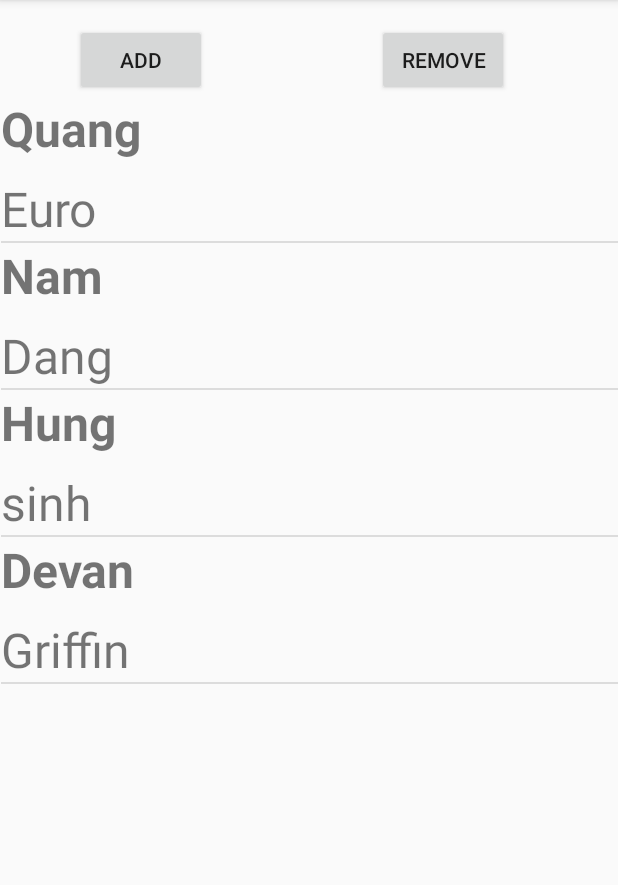
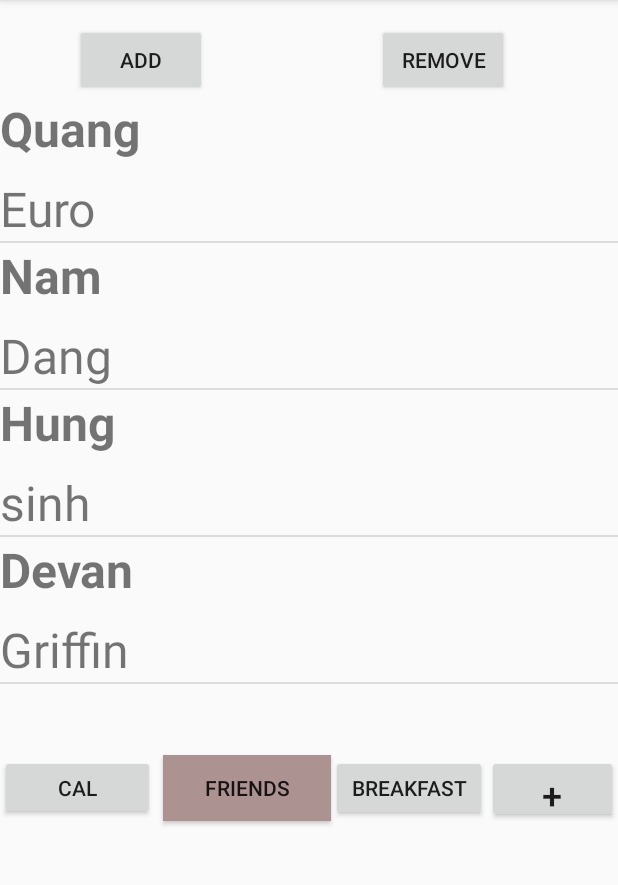
Before and after one commit to Quanglt12/EleCentLife-, an Android app: the FriendListActivity screen opened directly, with no data from a screen before it, on a phone screen of 412 x 824 dp, the part 84-969 px from its top. Run offline under Robolectric (Android 15) with nearby library versions, the phone set to English and light mode, and no system bars.

Commit message:
change friendlist, and main window

```diff
--- a/app/src/main/java/com/example/elecentlife/FriendListActivity.java
+++ b/app/src/main/java/com/example/elecentlife/FriendListActivity.java
@@ -4,6 +4,7 @@ package com.example.elecentlife;
 import androidx.appcompat.app.AppCompatActivity;
 
 import android.app.Dialog;
+import android.content.Intent;
 import android.os.Bundle;
 import android.view.View;
 import android.widget.AdapterView;
@@ -20,6 +21,7 @@ public class FriendListActivity extends AppCompatActivity {
     ListView lvfriend;
     ArrayList<friend> arrayfriend;
     FriendListAdapter adapter;
+    Button calbtn;
     Button btnadd,btndetele;
     String userid;
     String usernickname;
@@ -31,6 +33,15 @@ public class FriendListActivity extends AppCompatActivity {
         setContentView(R.layout.activity_friend_list);
 
         decalare();
+        //set button go back to calendar
+
+        calbtn.setOnClickListener(new View.OnClickListener() {
+            @Override
+            public void onClick(View view) {
+                Intent startIntent = new Intent(getApplicationContext(), MainActivity.class);
+                startActivity(startIntent);
+            }
+        });
 
         adapter = new FriendListAdapter(FriendListActivity.this, R.layout.friend_list, arrayfriend);
         lvfriend.setAdapter(adapter);
@@ -101,6 +112,7 @@ public class FriendListActivity extends AppCompatActivity {
         lvfriend = (ListView) findViewById(R.id.ListViewFriend);
         arrayfriend = new ArrayList<>();
 
+        calbtn = (Button) findViewById(R.id.calbutton);
         btnadd = (Button) findViewById(R.id.addfriendbutton);
         btndetele = (Button) findViewById(R.id.removefriendbutton);
         arrayfriend.add(new friend("Quang", "Euro"));
--- a/app/src/main/res/layout/activity_friend_list.xml
+++ b/app/src/main/res/layout/activity_friend_list.xml
@@ -8,8 +8,8 @@
 
     <ListView
         android:id="@+id/ListViewFriend"
-        android:layout_width="411dp"
-        android:layout_height="511dp"
+        android:layout_width="414dp"
+        android:layout_height="439dp"
         app:layout_constraintEnd_toEndOf="parent"
         app:layout_constraintStart_toStartOf="parent"
         app:layout_constraintTop_toBottomOf="@+id/addfriendbutton" />
@@ -37,4 +37,45 @@
         app:layout_constraintStart_toEndOf="@+id/addfriendbutton"
         app:layout_constraintTop_toTopOf="parent"
         app:layout_constraintVertical_bias="0.0" />
+
+    <Button
+        android:id="@+id/calbutton"
+        android:layout_width="103dp"
+        android:layout_height="43dp"
+        android:layout_alignParentStart="true"
+        android:text="Cal"
+        app:layout_constraintEnd_toStartOf="@+id/friendbutton"
+        app:layout_constraintHorizontal_bias="0.0"
+        app:layout_constraintStart_toStartOf="parent"
+        app:layout_constraintTop_toBottomOf="@+id/ListViewFriend" />
+
+    <Button
+        android:id="@+id/friendbutton"
+        android:layout_width="112dp"
+        android:layout_height="44dp"
+        android:layout_toStartOf="@+id/button6"
+        android:layout_toEndOf="@+id/button4"
+        android:text="Friends"
+        android:background="#AD9292"
+        app:layout_constraintEnd_toStartOf="@+id/button6"
+        app:layout_constraintTop_toBottomOf="@+id/ListViewFriend" />
+
+    <Button
+        android:id="@+id/button6"
+        android:layout_width="104dp"
+        android:layout_height="44dp"
+        android:layout_toStartOf="@+id/button7"
+        android:text="Breakfast"
+        app:layout_constraintEnd_toStartOf="@+id/button7"
+        app:layout_constraintTop_toBottomOf="@+id/ListViewFriend" />
+
+    <Button
+        android:id="@+id/button7"
+        android:layout_width="87dp"
+        android:layout_height="45dp"
+        android:layout_alignParentEnd="true"
+        android:text="+"
+        android:textSize="24sp"
+        app:layout_constraintEnd_toEndOf="parent"
+        app:layout_constraintTop_toBottomOf="@+id/ListViewFriend" />
 </androidx.constraintlayout.widget.ConstraintLayout>
--- a/app/src/main/res/layout/activity_main.xml
+++ b/app/src/main/res/layout/activity_main.xml
@@ -53,6 +53,7 @@
         android:layout_alignParentStart="true"
         android:layout_marginStart="0dp"
         android:layout_marginTop="15dp"
+        android:background="#AD9292"
         android:text="Cal" />
 
     <Button
```
Also changed, not shown: app/src/main/res/layout/create_event.xml (deleted, +0 -111 lines), app/src/main/res/layout/newEvent.java (deleted, +0 -57 lines).
